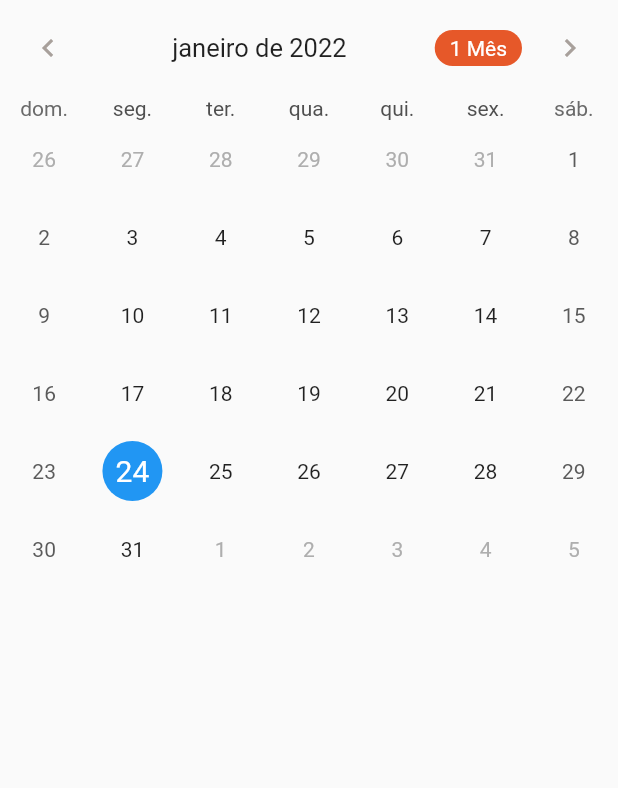
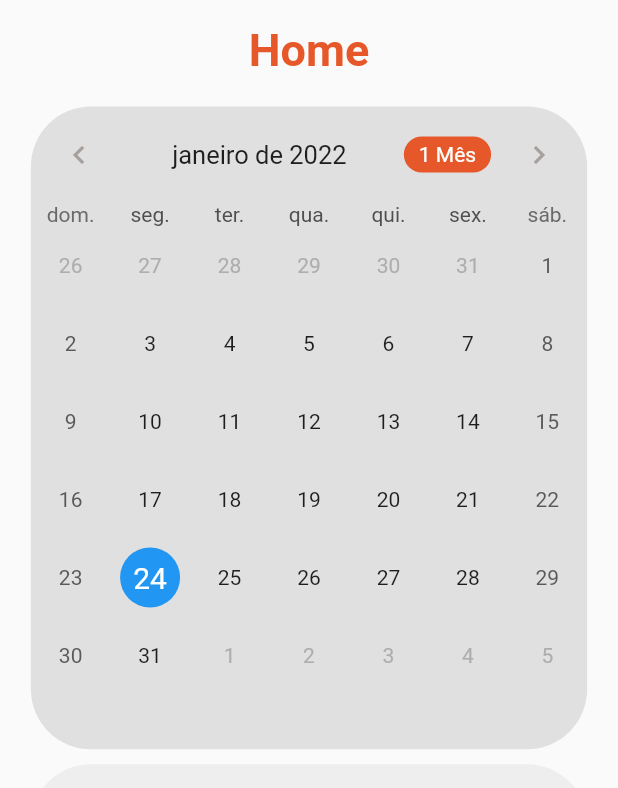
Before and after one commit to lucasbarretoluz/AppGerenciamentoFinanceiro, a Flutter app: the MyHomePage screen opened directly, on a phone screen of 412 x 824 dp. Shown: the top 788 px of the screen. Run offline on Flutter 3.47's test engine with Material 2 defaults, Android fonts, the phone set to English and light mode, and no system bars; drawn by our look-alikes of table_calendar; our stand-ins replace cloud_firestore, firebase_auth, firebase_core; missing offline and left inert: flutter_barcode_scanner; accounts and stored records are empty.

Commit message:
Amanha vou continuar

```diff
--- a/flutter_application/lib/src/pages/homePage.dart
+++ b/flutter_application/lib/src/pages/homePage.dart
@@ -15,6 +15,8 @@ class MyHomePage extends StatefulWidget {
 }
 
 class _MyHomePageState extends State<MyHomePage> {
+  late double height, width;
+
   Widget _icon(IconData icon, {Color color = LightColor.iconColor}) {
     return Container(
       padding: EdgeInsets.all(10),
@@ -29,29 +31,56 @@ class _MyHomePageState extends State<MyHomePage> {
     ).ripple(() {}, borderRadius: BorderRadius.all(Radius.circular(13)));
   }
 
-  // @override
-  // Widget build(BuildContext context) {
-  //   return Container(
-  //     height: MediaQuery.of(context).size.height - 210,
-  //     child: SingleChildScrollView(
-  //       physics: BouncingScrollPhysics(),
-  //       dragStartBehavior: DragStartBehavior.down,
-  //       child: Column(
-  //         crossAxisAlignment: CrossAxisAlignment.start,
-  //         mainAxisAlignment: MainAxisAlignment.start,
-  //         children: <Widget>[
-  //           TableEventsExample(),
-  //         ],
-  //       ),
+  @override
+  Widget build(BuildContext context) {
+    height = MediaQuery.of(context).size.height;
+    width = MediaQuery.of(context).size.width;
+    return Scaffold(
+      body: Center(
+        child: Stack(
+          children: [
+            Column(
+              children: [
+                 SizedBox(height: 16),
+                Text(
+                  'Home',
+                  style: TextStyle(
+                      color: LightColor.orange,
+                      fontSize: 30,
+                      fontWeight: FontWeight.w600),
+                ),
+                SizedBox( height: 20,),
+                Container(
+                  child: TableEventsExample(),
+                  height: height * .52,
+                  width: width * .9,
+                  decoration: BoxDecoration(
+                    color: Colors.grey[300],
+                    borderRadius: BorderRadius.circular(40),
+                  ),
+                ),
+                SizedBox( height: 10,),
+                Container(
+                  height: height * .25,
+                  width: width * .9,
+                  decoration: BoxDecoration(
+                    color: Colors.grey[200],
+                    borderRadius: BorderRadius.circular(40),
+                  ),
+                ),
+              ],
+            ),
+          ],
+        ),
+      ),
+    );
+  }
+  // Widget build (BuildContext context){
+  //   return Scaffold(
+  //     body: Container(
+  //       child: TableEventsExample(),
   //     ),
   //   );
   // }
-  Widget build (BuildContext context){
-    return Scaffold(
-      body: Container(
-        child: TableEventsExample(),
-      ),
-    );
-  }
 
 }
--- a/flutter_application/lib/src/pages/qrcodePage.dart
+++ b/flutter_application/lib/src/pages/qrcodePage.dart
@@ -54,7 +54,7 @@ class _QRCodePageState extends State<QRCodePage> {
           Center(
             child: Column(
               children: [
-                SizedBox(height: 20),
+                SizedBox(height: 16),
                 Text(
                   'Cadastre a NF-e',
                   style: TextStyle(
@@ -67,10 +67,10 @@ class _QRCodePageState extends State<QRCodePage> {
                   alignment: AlignmentDirectional.center,
                   children: <Widget>[
                     Container(
-                      height: height * .5,
+                      height: height * .45,
                       width: width * .9,
                       decoration: BoxDecoration(
-                        color: Colors.grey[400],
+                        color: Colors.grey[300],
                         borderRadius: BorderRadius.circular(40),
                       ),
                     ),
@@ -90,12 +90,12 @@ class _QRCodePageState extends State<QRCodePage> {
                     ),
                   ],
                 ),
-                SizedBox(height: 16),
+                SizedBox(height: 10),
                 Container(
                     height: height * .3,
                     width: width * .9,
                     decoration: BoxDecoration(
-                      color: Colors.grey[300],
+                      color: Colors.grey[200],
                       borderRadius: BorderRadius.circular(40),
                     ),
                     child: Column(
@@ -111,6 +111,9 @@ class _QRCodePageState extends State<QRCodePage> {
                         Padding(
                           padding: const EdgeInsets.all(20.0),
                           child: TextField(
+                            onChanged: (text){
+                              ticket = text;
+                            },
                             decoration: InputDecoration(
                                 hintText: 'Link escrito na nota fiscal',
                                 border: OutlineInputBorder()),
@@ -119,7 +122,9 @@ class _QRCodePageState extends State<QRCodePage> {
                         Padding(
                           padding: const EdgeInsets.all(8.0),
                           child: ElevatedButton(
-                              onPressed: () {}, child: Text('Enviar NF-e')),
+                              onPressed: () {
+                                print(ticket);
+                              }, child: Text('Enviar NF-e')),
                         ),
                       ],
                     )),
--- a/flutter_application/lib/src/pages/singupPage.dart
+++ b/flutter_application/lib/src/pages/singupPage.dart
@@ -16,6 +16,7 @@ class _SingupState extends State<Singup> {
   final _emailController = TextEditingController();
   final _passwordController = TextEditingController();
   final _confirmPasswordController = TextEditingController();
+
 
   var loading = false;
 
@@ -134,6 +135,7 @@ class _SingupState extends State<Singup> {
   }
 
   Future _singUp() async {
+
     setState(() {
       loading = true;
     });
@@ -143,9 +145,13 @@ class _SingupState extends State<Singup> {
         password: _passwordController.text,
       );
 
+      final userDoc = await FirebaseFirestore.instance.collection('users').doc().get();
+
       await FirebaseFirestore.instance.collection('users').add({
         'email': _emailController.text,
         'name': _nameController.text,
+        // 'Id_usuario': userDoc
+
       });
 
       await showDialog(
--- a/flutter_application/lib/src/widgets/calendar.dart
+++ b/flutter_application/lib/src/widgets/calendar.dart
@@ -81,15 +81,7 @@ class _TableEventsExampleState extends State<TableEventsExample> {
 
   @override
   Widget build(BuildContext context) {
-    return Scaffold(
-      // appBar: AppBar(
-      //   title: Text('TableCalendar - Events'),
-      // ),
-
-      body: Container(
-        child: Column(
-          children: [
-            TableCalendar<Event>(
+    return TableCalendar<Event>(
       locale: 'pt_BR',
       firstDay: DateTime.utc(2010, 10, 20),
       lastDay: DateTime.utc(2040, 10, 20),
@@ -143,37 +135,6 @@ class _TableEventsExampleState extends State<TableEventsExample> {
       onPageChanged: (focusedDay) {
         _focusedDay = focusedDay;
       },
-            ),
-            const SizedBox(height: 8.0),
-            // Expanded(
-            //   child: ValueListenableBuilder<List<Event>>(
-            //     valueListenable: _selectedEvents,
-            //     builder: (context, value, _) {
-            //       return ListView.builder(
-            //         itemCount: value.length,
-            //         itemBuilder: (context, index) {
-            //           return Container(
-            //             margin: const EdgeInsets.symmetric(
-            //               horizontal: 12.0,
-            //               vertical: 4.0,
-            //             ),
-            //             decoration: BoxDecoration(
-            //               border: Border.all(),
-            //               borderRadius: BorderRadius.circular(12.0),
-            //             ),
-            //             child: ListTile(
-            //               onTap: () => print('${value[index]}'),
-            //               title: Text('${value[index]}'),
-            //             ),
-            //           );
-            //         },
-            //       );
-            //     },
-            //   ),
-            // ),
-          ],
-        ),
-      ),
     );
   }
 }
```
Also changed, not shown: flutter_application/lib/src/services/auth_services.dart (deleted, +0 -57 lines). Lines whose indentation alone changed are shown as unchanged.
